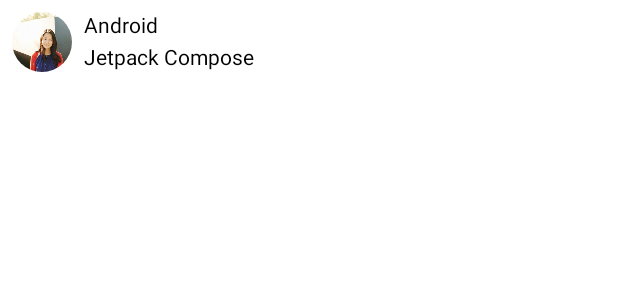
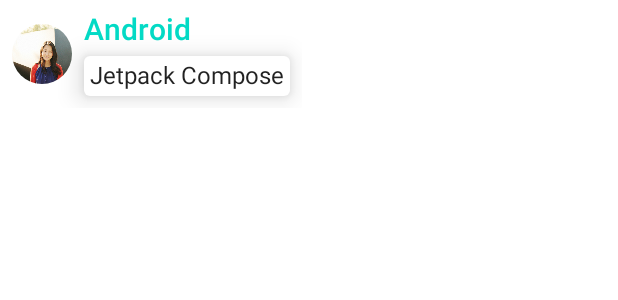
Before and after one commit to sharathpavan7/ComposeTutorial, an Android app built with Jetpack Compose: the @Preview function PreviewMessageCard, on a phone screen of 412 x 824 dp. Shown: the top 300 px of the screen. Run offline under Robolectric (Android 15) with nearby library versions, the phone set to English and light mode, and no system bars.

Commit message:
Material design changes.

```diff
--- a/app/src/main/java/com/example/composetutorial/MainActivity.kt
+++ b/app/src/main/java/com/example/composetutorial/MainActivity.kt
@@ -1,10 +1,10 @@
 package com.example.composetutorial
 
+import android.content.res.Configuration.UI_MODE_NIGHT_YES
 import android.os.Bundle
 import androidx.activity.ComponentActivity
 import androidx.activity.compose.setContent
 import androidx.compose.foundation.Image
-import androidx.compose.foundation.background
 import androidx.compose.foundation.layout.*
 import androidx.compose.foundation.shape.CircleShape
 import androidx.compose.material.MaterialTheme
@@ -14,7 +14,6 @@ import androidx.compose.runtime.Composable
 import androidx.compose.ui.Alignment
 import androidx.compose.ui.Modifier
 import androidx.compose.ui.draw.clip
-import androidx.compose.ui.graphics.Color
 import androidx.compose.ui.res.painterResource
 import androidx.compose.ui.tooling.preview.Preview
 import androidx.compose.ui.unit.dp
@@ -23,11 +22,17 @@ import com.example.composetutorial.ui.theme.ComposeTutorialTheme
 class MainActivity : ComponentActivity() {
 
     data class Message(val author: String, val message: String)
+
     override fun onCreate(savedInstanceState: Bundle?) {
         super.onCreate(savedInstanceState)
         setContent {
 
-            MessageCard(Message("Android", "Jetpack Compose"))
+            ComposeTutorialTheme {
+                Surface {
+                    MessageCard(Message("Android", "Jetpack Compose"))
+                }
+
+            }
 
             /*ComposeTutorialTheme {
                 // A surface container using the 'background' color from the theme
@@ -49,7 +54,7 @@ fun MessageCard(msg: MainActivity.Message) {
         verticalAlignment = Alignment.CenterVertically,
     ) {
         Image(
-            painter = painterResource(id = R.drawable.profile_picture ),
+            painter = painterResource(id = R.drawable.profile_picture),
             contentDescription = "profile picture",
             modifier = Modifier
                 .size(40.dp)
@@ -58,18 +63,41 @@ fun MessageCard(msg: MainActivity.Message) {
 
         Spacer(modifier = Modifier.width(8.dp))
 
-        Column() {
-            Text(text = msg.author)
+        Column {
+            Text(
+                text = msg.author,
+                color = MaterialTheme.colors.secondary,
+                style = MaterialTheme.typography.h6
+            )
             Spacer(modifier = Modifier.height(5.dp))
-            Text(text = msg.message)
+
+            Surface(
+                shape = MaterialTheme.shapes.medium,
+                elevation = 10.dp
+            ) {
+                Text(
+                    text = msg.message,
+                    Modifier.padding(4.dp),
+                    style = MaterialTheme.typography.body1
+                )
+            }
         }
     }
 }
 
-@Preview
+@Preview(name = "Light Mode")
+@Preview(
+    uiMode = UI_MODE_NIGHT_YES,
+    showBackground = true,
+    name = "Night mode"
+)
 @Composable
 fun PreviewMessageCard() {
-    MessageCard(MainActivity.Message("Android", "Jetpack Compose"))
+    ComposeTutorialTheme {
+        Surface {
+            MessageCard(MainActivity.Message("Android", "Jetpack Compose"))
+        }
+    }
 }
 
 @Composable
--- a/app/src/main/java/com/example/composetutorial/ui/theme/Type.kt
+++ b/app/src/main/java/com/example/composetutorial/ui/theme/Type.kt
@@ -12,8 +12,7 @@ val Typography = Typography(
         fontFamily = FontFamily.Default,
         fontWeight = FontWeight.Normal,
         fontSize = 16.sp
-    )
-    /* Other default text styles to override
+    ),
     button = TextStyle(
         fontFamily = FontFamily.Default,
         fontWeight = FontWeight.W500,
@@ -24,5 +23,4 @@ val Typography = Typography(
         fontWeight = FontWeight.Normal,
         fontSize = 12.sp
     )
-    */
 )
```
